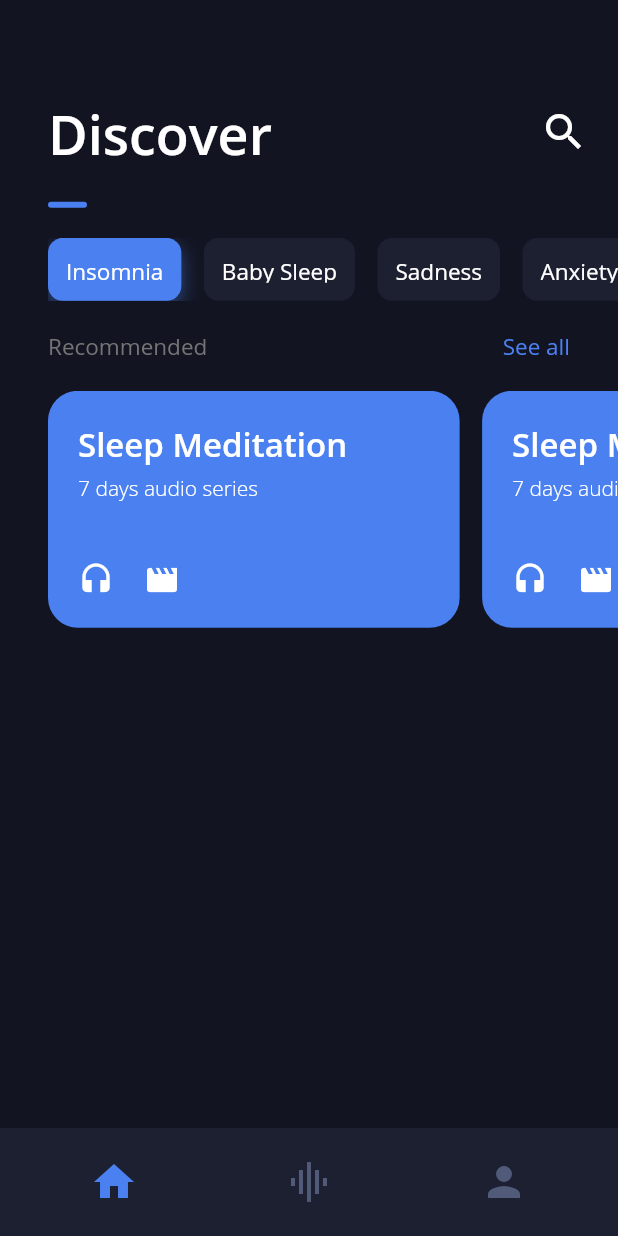
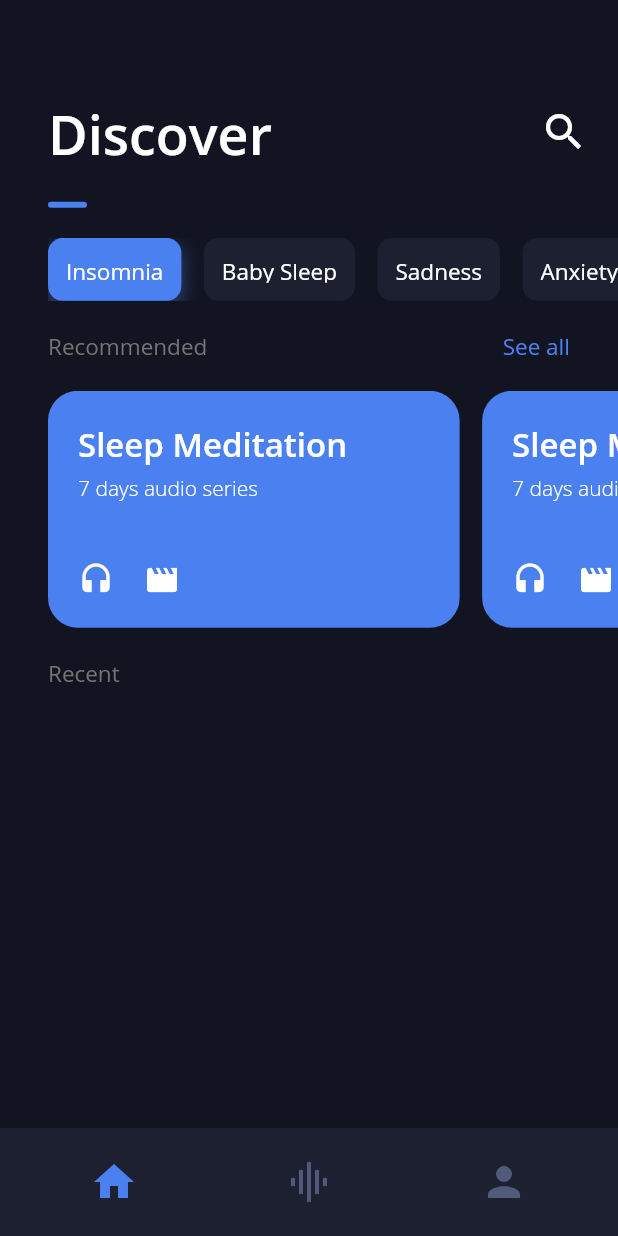
Before and after one commit to WandersonAlves/flutter_sleep_app, a Flutter app: the screen it shows after launch, on a phone screen of 412 x 824 dp. Run offline on Flutter 3.47's test engine with Material 2 defaults, Android fonts, the phone set to English and light mode, and no system bars.

```diff
--- a/lib/styles/Typography.dart
+++ b/lib/styles/Typography.dart
@@ -14,6 +14,7 @@ class TypographyStyles {
     color: Colors.white,
     fontSize: 22
   );
+
   static final TextStyle cardSubtitle = TextStyle(
     fontWeight: FontWeight.w300,
     color: Colors.white,
--- a/lib/views/Home.dart
+++ b/lib/views/Home.dart
@@ -3,14 +3,32 @@ import 'package:flutter/widgets.dart';
 import 'package:flutter_sleep_app/common/Utils.dart';
 import 'package:flutter_sleep_app/styles/Typography.dart';
 import 'package:flutter_sleep_app/widgets/AppBiggerCard.dart';
+import 'package:flutter_sleep_app/widgets/AppCard.dart';
 import 'package:flutter_sleep_app/widgets/AppIcon.dart';
 import 'package:flutter_sleep_app/widgets/AppSimpleButton.dart';
 import 'package:flutter_sleep_app/widgets/SectionLabel.dart';
 
 class Home extends StatelessWidget {
+
+  buildLayout(List<Widget> children) {
+    return LayoutBuilder(
+        builder:
+            (BuildContext context, BoxConstraints viewportConstraints) {
+          return SingleChildScrollView(
+            child: ConstrainedBox(
+              constraints:
+                  BoxConstraints(minHeight: viewportConstraints.maxHeight),
+              child: Column(children: children),
+            ),
+          );
+        },
+      );
+  }
+
   @override
   Widget build(BuildContext context) {
-    return Padding(
+    return this.buildLayout([
+      Padding(
         padding: EdgeInsets.only(left: 32.0, top: 32.0),
         child: Container(
           margin: EdgeInsets.only(top: 20),
@@ -35,11 +53,23 @@ class Home extends StatelessWidget {
                   scrollDirection: Axis.horizontal,
                   children: buildBiggerCards()
                 ),
-            )
+              ),
+              SizedBox(height: 20),
+              Text('Recent', style: TypographyStyles.subTitle),
+              SizedBox(height: 20),
+              // TODO GridView with two columns
+              // GridView.builder(
+              //   itemCount: 4,
+              //   gridDelegate: SliverGridDelegateWithFixedCrossAxisCount(crossAxisCount: 2),
+              //   itemBuilder: (BuildContext ctx, int index) {
+              //     return AppCard();
+              //   },
+              // )
             ],
           ),
         ),
-    );
+      )
+    ]);
   }
 
   List<Widget> buildButtons() {
```
Also changed, not shown: lib/widgets/AppCard.dart (added, +25 -0 lines). Lines whose indentation alone changed are shown as unchanged.
